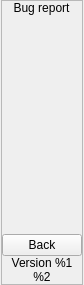
The window that vpn/ui/dialogs/BugReportResultScreen.ui (demlabs-cellframe/dap-ui-sdk) describes before a commit, drawn with Qt 5.
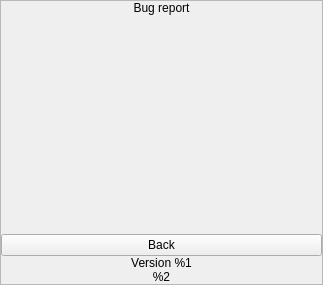
The same window after the commit. Custom widgets are drawn as their Qt base class.

Patch:
```diff
--- a/vpn/ui/dialogs/BugReportResultScreen.ui
+++ b/vpn/ui/dialogs/BugReportResultScreen.ui
@@ -6,10 +6,16 @@
    <rect>
     <x>0</x>
     <y>0</y>
-    <width>84</width>
+    <width>323</width>
     <height>285</height>
    </rect>
   </property>
+  <property name="sizePolicy">
+   <sizepolicy hsizetype="Expanding" vsizetype="Expanding">
+    <horstretch>0</horstretch>
+    <verstretch>0</verstretch>
+   </sizepolicy>
+  </property>
   <property name="windowTitle">
    <string>Form</string>
   </property>
@@ -29,8 +35,14 @@
    <property name="bottomMargin">
     <number>0</number>
    </property>
-   <item alignment="Qt::AlignHCenter">
+   <item>
     <widget class="QFrame" name="frmBugReport">
+     <property name="sizePolicy">
+      <sizepolicy hsizetype="Expanding" vsizetype="Expanding">
+       <horstretch>0</horstretch>
+       <verstretch>0</verstretch>
+      </sizepolicy>
+     </property>
      <property name="frameShape">
       <enum>QFrame::StyledPanel</enum>
      </property>
@@ -53,8 +65,14 @@
       <property name="bottomMargin">
        <number>0</number>
       </property>
-      <item alignment="Qt::AlignHCenter">
+      <item>
        <widget class="QLabel" name="lblCaption">
+        <property name="sizePolicy">
+         <sizepolicy hsizetype="Expanding" vsizetype="Preferred">
+          <horstretch>0</horstretch>
+          <verstretch>0</verstretch>
+         </sizepolicy>
+        </property>
         <property name="text">
          <string>Bug report</string>
         </property>
@@ -66,7 +84,7 @@
       <item alignment="Qt::AlignHCenter">
        <widget class="CustomLineHeightLabel" name="lblStatusMessage">
         <property name="sizePolicy">
-         <sizepolicy hsizetype="Minimum" vsizetype="Preferred">
+         <sizepolicy hsizetype="Preferred" vsizetype="Preferred">
           <horstretch>0</horstretch>
           <verstretch>0</verstretch>
          </sizepolicy>
@@ -92,10 +110,10 @@
         </property>
        </spacer>
       </item>
-      <item alignment="Qt::AlignVCenter">
+      <item>
        <widget class="QPushButton" name="btnClose">
         <property name="sizePolicy">
-         <sizepolicy hsizetype="Preferred" vsizetype="Fixed">
+         <sizepolicy hsizetype="Expanding" vsizetype="Fixed">
           <horstretch>0</horstretch>
           <verstretch>0</verstretch>
          </sizepolicy>
```
